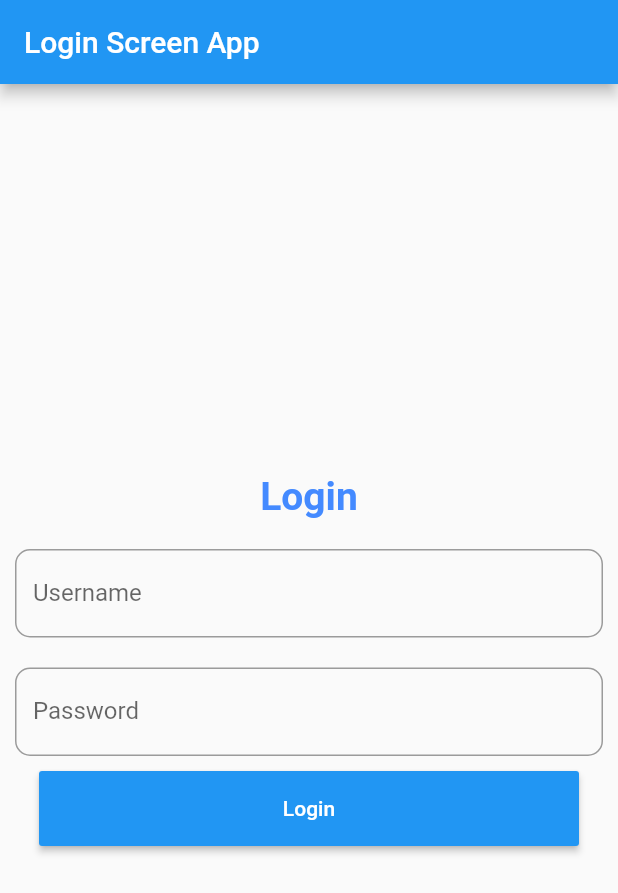
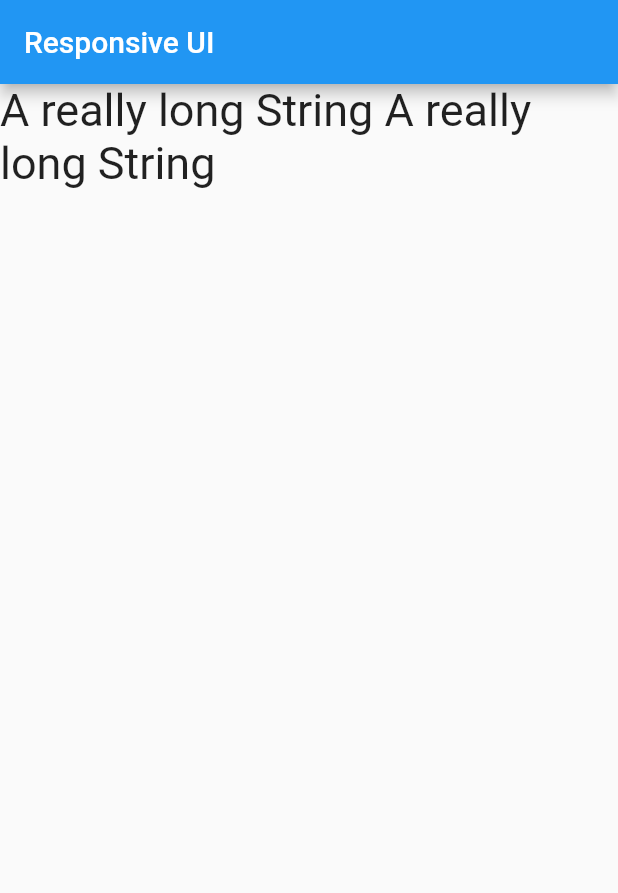
Before and after one commit to OmarBakry-eg/Dsc_textField, a Flutter app: the screen it shows after launch, on a phone screen of 412 x 824 dp. Shown: the top 893 px of the screen. Run offline on Flutter 3.47's test engine with Material 2 defaults, Android fonts, the phone set to English and light mode, and no system bars; drawn by our look-alikes of auto_size_text.

Commit message:
beka commit

```diff
--- a/lib/const.dart
+++ /dev/null
@@ -1,21 +0,0 @@
-import 'package:flutter/material.dart';
-
-OutlineInputBorder myBorder = OutlineInputBorder(
-  borderRadius: BorderRadius.circular(10),
-  borderSide: BorderSide(
-    color: Colors.black38,
-  ),
-);
-
-TextStyle loginTitleTextStyle = TextStyle(
-  color: Colors.blueAccent,
-  fontSize: 26,
-  fontWeight: FontWeight.w700,
-);
-
-InputDecoration usernameDecoration = InputDecoration(
-  labelText: 'Username',
-  hintText: 'Input your username',
-  enabledBorder: myBorder,
-  focusedBorder: myBorder,
-);
--- a/lib/main.dart
+++ b/lib/main.dart
@@ -1,7 +1,5 @@
-import 'package:dsc_app/text_field.dart';
+import 'package:auto_size_text/auto_size_text.dart';
 import 'package:flutter/material.dart';
-
-import 'const.dart';
 
 void main() {
   runApp(MyApp());
@@ -20,59 +18,43 @@ class MyApp extends StatelessWidget {
 class MyHomePage extends StatelessWidget {
   @override
   Widget build(BuildContext context) {
-    String username;
-    String password;
     return Scaffold(
       appBar: AppBar(
-        title: Text('Login Screen App'),
+        title: Text('Responsive UI'),
       ),
-      body: Center(
-        child: Column(
-          mainAxisAlignment: MainAxisAlignment.center,
-          children: [
-            Text(
-              'Login',
-              style: loginTitleTextStyle,
-            ),
-            SizedBox(
-              height: 10,
-            ),
-            MyTextField(
-              inputDecoration: usernameDecoration,
-              onChange: (String userInput) {
-                username = userInput;
-              },
-              obscure: false,
-            ),
-            MyTextField(
-              inputDecoration: usernameDecoration.copyWith(
-                labelText: 'Password',
-                hintText: 'Type your password',
-              ),
-              obscure: true,
-              onChange: (String userInput) {
-                password = userInput;
-              },
-            ),
-            SizedBox(
-              width: 360,
-              height: 50,
-              child: RaisedButton(
-                onPressed: () {
-                  print('username is $username , password is $password');
-                },
-                color: Colors.blue,
-                child: Text(
-                  'Login',
-                  style: TextStyle(
-                    color: Colors.white,
-                  ),
-                ),
-              ),
-            ),
-          ],
-        ),
+      body: Column(
+        children: [
+          AutoSizeText(
+            'A really long String A really long String',
+            style: TextStyle(fontSize: 30),
+            maxLines: 2,
+          )
+        ],
       ),
     );
   }
 }
+
+Flexible flexible() {
+  return Flexible(
+    child: Container(
+      color: Colors.green,
+      child: Text(
+        'Flexible',
+        style: TextStyle(fontSize: 25),
+      ),
+    ),
+  );
+}
+
+Expanded expanded() {
+  return Expanded(
+    child: Container(
+      color: Colors.red,
+      child: Text(
+        'Expanded',
+        style: TextStyle(fontSize: 25),
+      ),
+    ),
+  );
+}
--- a/lib/text_field.dart
+++ /dev/null
@@ -1,19 +0,0 @@
-import 'package:flutter/material.dart';
-
-class MyTextField extends StatelessWidget {
-  final InputDecoration inputDecoration;
-  final bool obscure;
-  final Function onChange;
-  MyTextField({this.inputDecoration, this.onChange, this.obscure});
-  @override
-  Widget build(BuildContext context) {
-    return Padding(
-      padding: const EdgeInsets.all(10.0),
-      child: TextField(
-        obscureText: obscure,
-        onChanged: onChange,
-        decoration: inputDecoration,
-      ),
-    );
-  }
-}
--- a/pubspec.yaml
+++ b/pubspec.yaml
@@ -28,6 +28,7 @@ dependencies:
   # The following adds the Cupertino Icons font to your application.
   # Use with the CupertinoIcons class for iOS style icons.
   cupertino_icons: ^0.1.3
+  auto_size_text: ^2.1.0
 
 dev_dependencies:
   flutter_test:
```
Also changed, not shown: pubspec.lock, 1 other file.
